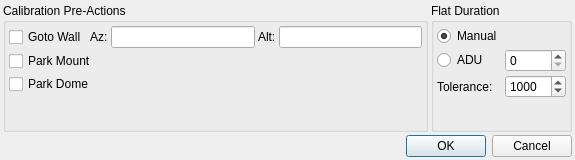
Qt form kstars/ekos/capture/calibrationoptions.ui (KDE/kstars) before a commit.
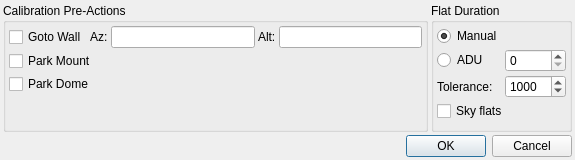
The same form after that commit. Custom widgets are drawn as their Qt base class.

The edit to the form file:
```diff
--- a/kstars/ekos/capture/calibrationoptions.ui
+++ b/kstars/ekos/capture/calibrationoptions.ui
@@ -220,6 +220,16 @@
           </item>
          </layout>
         </item>
+        <item>
+         <widget class="QCheckBox" name="skyFlats">
+          <property name="toolTip">
+           <string>When shooting flats on sky that can change intensity. Will use simpler exposure calculation.</string>
+          </property>
+          <property name="text">
+           <string>Sky flats</string>
+          </property>
+         </widget>
+        </item>
         <item>
          <spacer name="verticalSpacer">
           <property name="orientation">
```
